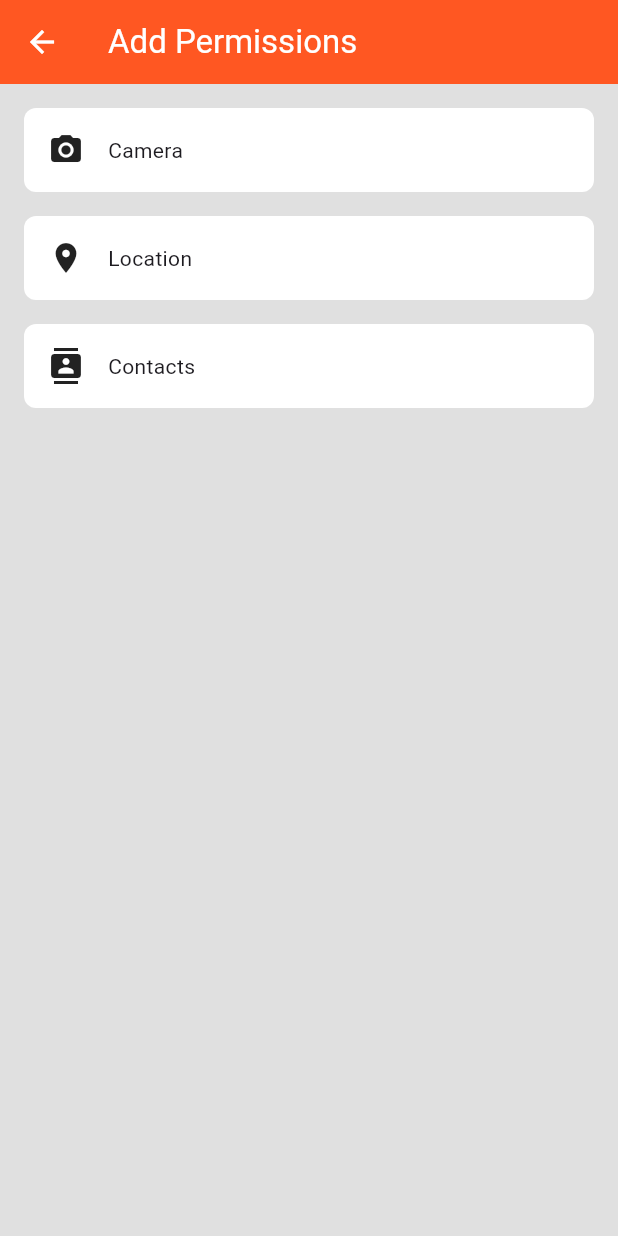
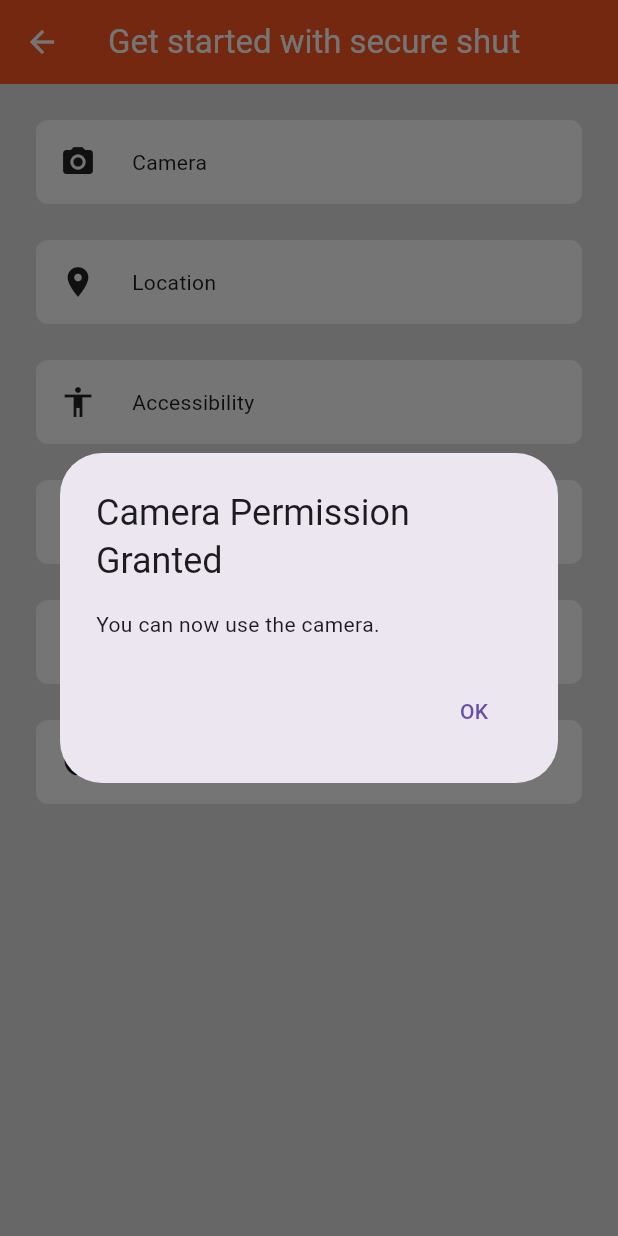
Before and after one commit to Himeshkoli8523/secureshut, a Flutter app: the screen it shows once a user with an empty profile is signed in, item 2 of the bottom bar chosen, after a tap on "Camera", on a phone screen of 412 x 824 dp. Run offline on Flutter 3.47's test engine with Material 3 defaults, Android fonts, the phone set to English and light mode, and no system bars; our stand-ins replace firebase_auth, firebase_core, permission_handler; accounts and stored records are empty.

Commit message:
added location adn camera permissions

```diff
--- a/lib/home_page.dart
+++ b/lib/home_page.dart
@@ -8,9 +8,9 @@ class MyHomePage extends StatefulWidget {
   final String title;
 
   const MyHomePage({
-    Key? key,
+    super.key,
     required this.title,
-  }) : super(key: key);
+  });
 
   @override
   State<MyHomePage> createState() => _MyHomePageState();
@@ -32,8 +32,6 @@ class _MyHomePageState extends State<MyHomePage> {
         ),
       );
     } else if (index == 1) {
-      // Handle navigation for the second tab (if needed)
-
       Navigator.push(
         context,
         MaterialPageRoute(
@@ -42,20 +40,15 @@ class _MyHomePageState extends State<MyHomePage> {
       );
     } else {
       // Handle navigation for the first tab (if needed)
-
-      Navigator.push(
-        context,
-        MaterialPageRoute(
-          builder: (context) => const MyHomePage(title: 'SS'),
-        ),
-      );
+      // In this case, do nothing as we are already on the home screen.
     }
   }
 
   @override
   Widget build(BuildContext context) {
-    try {
-      return Scaffold(
+    return WillPopScope(
+      onWillPop: () async => false, // Disable back button
+      child: Scaffold(
         appBar: AppBar(
           title: Text(widget.title),
           automaticallyImplyLeading: false,
@@ -84,15 +77,8 @@ class _MyHomePageState extends State<MyHomePage> {
           selectedIndex: _selectedIndex,
           onItemTapped: _onItemTapped,
         ),
-      );
-    } catch (e) {
-      // Handle any potential errors during widget build
-      return const Scaffold(
-        body: Center(
-          child: Text('Error occurred. Please try again.'),
-        ),
-      );
-    }
+      ),
+    );
   }
 
   Widget _buildOptionContainer(String text) {
--- a/lib/main.dart
+++ b/lib/main.dart
@@ -12,7 +12,6 @@ void main() async {
   await Firebase.initializeApp(options: DefaultFirebaseOptions.currentPlatform);
 
   runApp(const MyApp());
-
 }
 
 class MyApp extends StatelessWidget {
@@ -53,8 +52,7 @@ class AuthenticationWrapper extends StatelessWidget {
         }
 
         if (snapshot.hasData) {
-          return const
-          MyHomePage(title: 'SS'); // Navigate to home page if user is authenticated
+          return const MyHomePage(title: 'SS'); // Navigate to home page if user is authenticated
         } else {
           return const MyLogin(); // Navigate to login page if user is not authenticated
         }
--- a/lib/permissions.dart
+++ b/lib/permissions.dart
@@ -1,44 +1,109 @@
+// ignore_for_file: use_build_context_synchronously
+
 import 'package:flutter/material.dart';
+import 'package:permission_handler/permission_handler.dart';
 
 class AddPermissionScreen extends StatelessWidget {
-  const AddPermissionScreen({super.key});
+  const AddPermissionScreen({super.key, Key? key1});
 
   @override
   Widget build(BuildContext context) {
     return Scaffold(
       appBar: AppBar(
-        title: const Text('Add Permissions'),
+        title: const Text('Get started with secure shut'),
       ),
       backgroundColor: Colors.grey[300], // Set the background color
       body: Padding(
-        padding: const EdgeInsets.all(16.0),
+        padding: const EdgeInsets.all(24.0),
         child: Column(
           crossAxisAlignment: CrossAxisAlignment.stretch,
           children: [
             _PermissionItem(
               permissionName: 'Camera',
               icon: Icons.camera_alt,
-              onPressed: () {
-                // Handle camera permission
+              onPressed: () async {
+                final status = await Permission.camera.request();
+                if (status.isGranted) {
+                  // Permission granted, proceed with camera-related functionality
+                  showDialog(
+                    context: context,
+                    builder: (context) => AlertDialog(
+                      title: const Text('Camera Permission Granted'),
+                      content: const Text('You can now use the camera.'),
+                      actions: [
+                        TextButton(
+                          onPressed: () => Navigator.pop(context),
+                          child: const Text('OK'),
+                        ),
+                      ],
+                    ),
+                  );
+                } else {
+                  // Permission denied, show an explanatory message
+                  // and provide a way to request it again
+                }
               },
             ),
-            const SizedBox(height: 16.0),
+            const SizedBox(height: 24.0),
             _PermissionItem(
               permissionName: 'Location',
               icon: Icons.location_on,
-              onPressed: () {
-                // Handle location permission
+              onPressed: () async {
+                final status = await Permission.location.request();
+                if (status.isGranted) {
+                  // Permission granted, proceed with location-related functionality
+                  showDialog(
+                    context: context,
+                    builder: (context) => AlertDialog(
+                      title: const Text('Location Permission Granted'),
+                      content: const Text('You can now access location services.'),
+                      actions: [
+                        TextButton(
+                          onPressed: () => Navigator.pop(context),
+                          child: const Text('OK'),
+                        ),
+                      ],
+                    ),
+                  );
+                } else {
+                  // Permission denied, show an explanatory message
+                  // and provide a way to request it again
+                  print('Location permission denied.');
+                }
               },
             ),
-            const SizedBox(height: 16.0),
+            const SizedBox(height: 24.0),
+            _PermissionItem(
+              permissionName: 'Accessibility',
+              icon: Icons.accessibility,
+              onPressed: () {
+                // Handle accessibility permission
+              },
+            ),
+            const SizedBox(height: 24.0),
             _PermissionItem(
               permissionName: 'Contacts',
               icon: Icons.contacts,
               onPressed: () {
-                // Handle contacts permissio n
+                // Handle contacts permission
               },
             ),
-            // Add more permission items as needed
+            const SizedBox(height: 24.0),
+            _PermissionItem(
+              permissionName: 'Microphone', // Microphone permission block
+              icon: Icons.mic,
+              onPressed: () {
+                // Handle microphone permission
+              },
+            ),
+            const SizedBox(height: 24.0),
+            _PermissionItem(
+              permissionName: 'Device Admin', // Device admin permission block
+              icon: Icons.admin_panel_settings,
+              onPressed: () {
+                // Handle device admin permission
+              },
+            ),
           ],
         ),
       ),
@@ -70,7 +135,7 @@ class _PermissionItem extends StatelessWidget {
         child: Row(
           children: [
             Icon(icon),
-            const SizedBox(width: 16.0),
+            const SizedBox(width: 24.0),
             Text(permissionName),
           ],
         ),
--- a/pubspec.yaml
+++ b/pubspec.yaml
@@ -45,6 +45,7 @@ dependencies:
   sqflite: ^2.3.2
   path_provider: ^2.1.2
   path: ^1.9.0
+  permission_handler: ^11.3.0
 
 dev_dependencies:
   flutter_test:
```
Also changed, not shown: lib/login_page.dart (+23 -10 lines), pubspec.lock, 4 other files.
